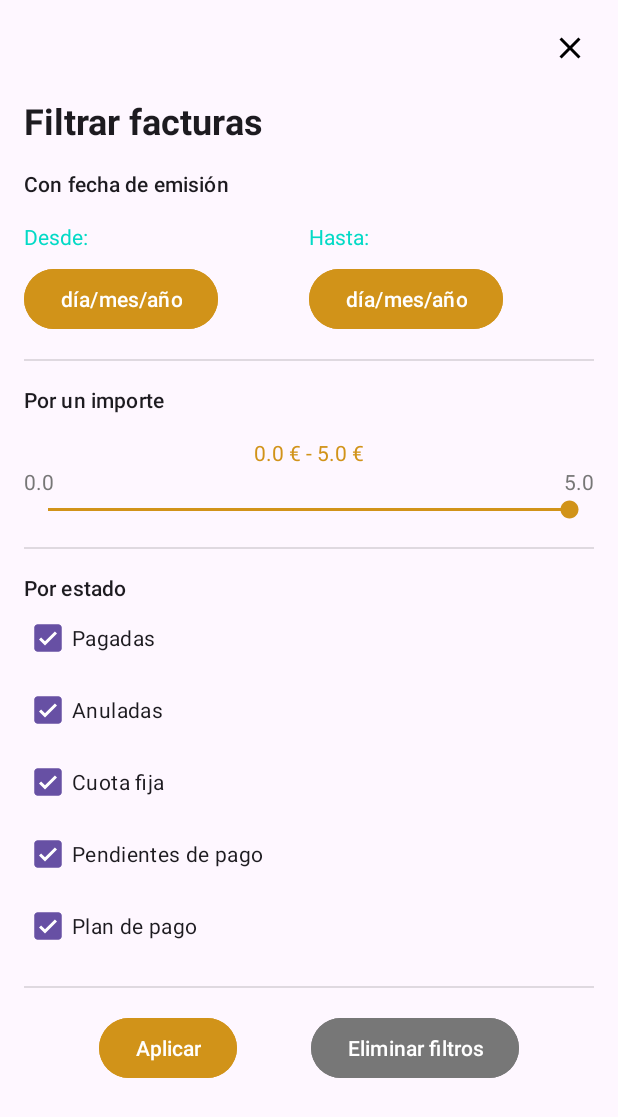
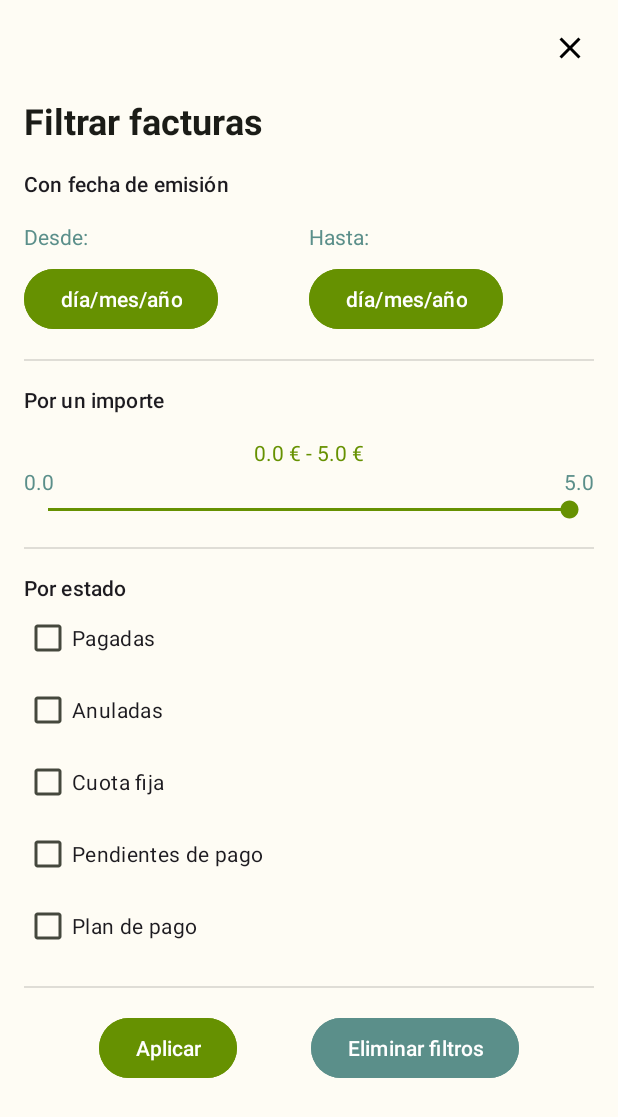
Before and after one commit to Juanma-Gutierrez/ProyectoViewnextKotlin, an Android app: the FilterFragment screen opened through its navigation route, after a tap on "Eliminar filtros", on a phone screen of 412 x 824 dp. Shown: the top 1117 px of the screen. Run offline under Robolectric (Android 15) with nearby library versions, the phone set to English and light mode, and no system bars; libraries missing offline, so code that uses them is left out: co.infinum.retromock; 3 statements that could not run were skipped; 2 other taps on this screen came first.

Commit message:
Add filter improvement

```diff
--- a/app/src/main/AndroidManifest.xml
+++ b/app/src/main/AndroidManifest.xml
@@ -12,7 +12,7 @@
         android:label="@string/app_name"
         android:roundIcon="@mipmap/ic_launcher_round"
         android:supportsRtl="true"
-        android:theme="@style/Theme.ProyectoViewnext"
+        android:theme="@style/AppTheme"
         tools:targetApi="31">
         <activity
             android:name=".ui.mainActivity.MainActivity"
--- a/app/src/main/java/com/viewnext/proyectoviewnext/data/models/Filter.kt
+++ b/app/src/main/java/com/viewnext/proyectoviewnext/data/models/Filter.kt
@@ -8,9 +8,9 @@ class Filter(
     var minAmount: Float = 0f,
     var maxAmount: Float = 0f,
     var selectedAmount: Int = 0,
-    var statusPaid: Boolean = true,
-    var statusCancelled: Boolean = true,
-    var statusFixedFee: Boolean = true,
-    var statusPendingPayment: Boolean = true,
-    var statusPaymentPlan: Boolean = true
+    var statusPaid: Boolean = false,
+    var statusCancelled: Boolean = false,
+    var statusFixedFee: Boolean = false,
+    var statusPendingPayment: Boolean = false,
+    var statusPaymentPlan: Boolean = false
 )
--- a/app/src/main/java/com/viewnext/proyectoviewnext/ui/filter/FilterFragment.kt
+++ b/app/src/main/java/com/viewnext/proyectoviewnext/ui/filter/FilterFragment.kt
@@ -83,7 +83,11 @@ class FilterFragment : Fragment() {
         binding.filterFrTvSelectedAmount.text =
             getSelectedAmount(
                 filterViewModel.getMinAmount().toString(),
-                filterViewModel.getSelectedAmount().toString()
+                if (filterViewModel.getSelectedAmount().toInt() == Integer.MAX_VALUE) {
+                    maxAmountProgressBar.toInt().toString()
+                } else {
+                    filterViewModel.getSelectedAmount().toString()
+                }
             )
         binding.filterFrCbPaid.isChecked = filterViewModel.getFilterPaid()
         binding.filterFrCbCancelled.isChecked = filterViewModel.getFilterCancelled()
--- a/app/src/main/java/com/viewnext/proyectoviewnext/ui/filter/FilterViewModel.kt
+++ b/app/src/main/java/com/viewnext/proyectoviewnext/ui/filter/FilterViewModel.kt
@@ -75,11 +75,11 @@ class FilterViewModel(application: Application) : AndroidViewModel(application)
         filterSvc.setFilterMinAmount(0f)
         filterSvc.setFilterMaxAmount(findMaxAmountProgressBar())
         filterSvc.setFilterSelectedAmount(findMaxAmountProgressBar())
-        filterSvc.setFilterPaid(true)
-        filterSvc.setFilterCancelled(true)
-        filterSvc.setFilterFixedFee(true)
-        filterSvc.setFilterPendingPayment(true)
-        filterSvc.setFilterPaymentPlan(true)
+        filterSvc.setFilterPaid(false)
+        filterSvc.setFilterCancelled(false)
+        filterSvc.setFilterFixedFee(false)
+        filterSvc.setFilterPendingPayment(false)
+        filterSvc.setFilterPaymentPlan(false)
     }
 
     private fun checkDate(date: String, context: Context): String {
--- a/app/src/main/res/layout/fragment_filter.xml
+++ b/app/src/main/res/layout/fragment_filter.xml
@@ -57,7 +57,7 @@
                 android:layout_height="wrap_content"
                 android:layout_marginTop="@dimen/general_padding"
                 android:text="@string/title_filterFrom"
-                android:textColor="@color/design_default_color_secondary"
+                android:textColor="@color/md_theme_light_tertiary"
                 app:layout_constraintStart_toStartOf="@+id/filterFr_tv_titleDate"
                 app:layout_constraintTop_toBottomOf="@+id/filterFr_tv_titleDate" />
 
@@ -66,7 +66,7 @@
                 android:layout_width="wrap_content"
                 android:layout_height="wrap_content"
                 android:text="@string/title_filterTo"
-                android:textColor="@color/design_default_color_secondary"
+                android:textColor="@color/md_theme_light_tertiary"
                 app:layout_constraintBottom_toBottomOf="@+id/filterFr_tv_titleDateFrom"
                 app:layout_constraintStart_toStartOf="@+id/filterFr_gl_guide50"
                 app:layout_constraintTop_toTopOf="@+id/filterFr_tv_titleDateFrom" />
@@ -76,7 +76,7 @@
                 android:layout_width="wrap_content"
                 android:layout_height="wrap_content"
                 android:layout_marginTop="@dimen/min_padding"
-                android:backgroundTint="@color/primary"
+                android:backgroundTint="@color/md_theme_light_primary"
                 android:text="@string/title_buttonDayMonthYear"
                 app:layout_constraintStart_toStartOf="@+id/filterFr_tv_titleDateFrom"
                 app:layout_constraintTop_toBottomOf="@+id/filterFr_tv_titleDateFrom" />
@@ -85,7 +85,7 @@
                 android:id="@+id/filterFr_bt_buttonTo"
                 android:layout_width="wrap_content"
                 android:layout_height="wrap_content"
-                android:backgroundTint="@color/primary"
+                android:backgroundTint="@color/md_theme_light_primary"
                 android:text="@string/title_buttonDayMonthYear"
                 app:layout_constraintBottom_toBottomOf="@+id/filterFr_bt_buttonFrom"
                 app:layout_constraintStart_toStartOf="@+id/filterFr_gl_guide50"
@@ -118,7 +118,7 @@
                 android:layout_height="wrap_content"
                 android:layout_marginTop="@dimen/general_padding"
                 android:text="@string/title_filterSelectedAmount"
-                android:textColor="@color/primary"
+                android:textColor="@color/md_theme_light_primary"
                 app:layout_constraintEnd_toEndOf="parent"
                 app:layout_constraintStart_toStartOf="parent"
                 app:layout_constraintTop_toBottomOf="@+id/filterFr_tv_titleAmount" />
@@ -128,7 +128,7 @@
                 android:layout_width="wrap_content"
                 android:layout_height="wrap_content"
                 android:text="@string/title_filterAmountMin"
-                android:textColor="@color/grey"
+                android:textColor="@color/md_theme_light_tertiary"
                 app:layout_constraintStart_toStartOf="@+id/filterFr_tv_titleAmount"
                 app:layout_constraintTop_toBottomOf="@+id/filterFr_tv_selectedAmount"
                 tools:text="0 €" />
@@ -138,19 +138,20 @@
                 android:layout_width="wrap_content"
                 android:layout_height="wrap_content"
                 android:text="@string/title_filterAmountMax"
-                android:textColor="@color/grey"
+                android:textColor="@color/md_theme_light_tertiary"
                 app:layout_constraintEnd_toEndOf="@+id/filterFr_sb_seekBarAmount"
                 app:layout_constraintTop_toTopOf="@+id/filterFr_tv_amountMin"
                 tools:text="300 €" />
+
 
             <SeekBar
                 android:id="@+id/filterFr_sb_seekBarAmount"
                 android:layout_width="match_parent"
                 android:layout_height="wrap_content"
+                android:progress="100"
                 android:progressBackgroundTint="@color/design_default_color_secondary"
-                android:progressTint="@color/primary"
-                android:thumbTint="@color/primary"
-                android:progress="100"
+                android:progressTint="@color/md_theme_light_primary"
+                android:thumbTint="@color/md_theme_light_primary"
                 app:layout_constraintEnd_toEndOf="parent"
                 app:layout_constraintStart_toStartOf="parent"
                 app:layout_constraintTop_toBottomOf="@+id/filterFr_tv_amountMin" />
@@ -190,6 +191,7 @@
                 android:id="@+id/filterFr_cb_cancelled"
                 android:layout_width="wrap_content"
                 android:layout_height="wrap_content"
+                android:checked="false"
                 android:text="@string/title_filterCancelled"
                 app:layout_constraintStart_toStartOf="@+id/filterFr_cb_paid"
                 app:layout_constraintTop_toBottomOf="@id/filterFr_cb_paid" />
@@ -199,6 +201,7 @@
                 android:id="@+id/filterFr_cb_fixedFee"
                 android:layout_width="wrap_content"
                 android:layout_height="wrap_content"
+                android:checked="false"
                 android:text="@string/title_filterFixedFee"
                 app:layout_constraintStart_toStartOf="@+id/filterFr_cb_cancelled"
                 app:layout_constraintTop_toBottomOf="@+id/filterFr_cb_cancelled" />
@@ -207,6 +210,7 @@
                 android:id="@+id/filterFr_cb_pendingPayment"
                 android:layout_width="wrap_content"
                 android:layout_height="wrap_content"
+                android:checked="false"
                 android:text="@string/title_filterPendingPayment"
                 app:layout_constraintStart_toStartOf="@+id/filterFr_cb_fixedFee"
                 app:layout_constraintTop_toBottomOf="@+id/filterFr_cb_fixedFee" />
@@ -215,6 +219,7 @@
                 android:id="@+id/filterFr_cb_paymentPlan"
                 android:layout_width="wrap_content"
                 android:layout_height="wrap_content"
+                android:checked="false"
                 android:text="@string/title_filterPaymentPlan"
                 app:layout_constraintStart_toStartOf="parent"
                 app:layout_constraintTop_toBottomOf="@+id/filterFr_cb_pendingPayment" />
@@ -235,7 +240,7 @@
                 android:layout_width="wrap_content"
                 android:layout_height="wrap_content"
                 android:layout_marginTop="@dimen/general_padding"
-                android:backgroundTint="@color/primary"
+                android:backgroundTint="@color/md_theme_light_primary"
                 android:text="@string/title_buttonApply"
                 app:layout_constraintEnd_toStartOf="@+id/filterFr_bt_buttonRemove"
                 app:layout_constraintStart_toStartOf="parent"
@@ -245,12 +250,13 @@
                 android:id="@+id/filterFr_bt_buttonRemove"
                 android:layout_width="wrap_content"
                 android:layout_height="wrap_content"
-                android:backgroundTint="@color/grey"
+                android:backgroundTint="@color/md_theme_light_tertiary"
                 android:text="@string/title_buttonRemoveFilters"
                 app:layout_constraintBottom_toBottomOf="@+id/filterFr_bt_buttonApply"
                 app:layout_constraintEnd_toEndOf="parent"
                 app:layout_constraintStart_toEndOf="@+id/filterFr_bt_buttonApply"
                 app:layout_constraintTop_toTopOf="@+id/filterFr_bt_buttonApply" />
+
         </androidx.constraintlayout.widget.ConstraintLayout>
     </LinearLayout>
 </FrameLayout>
--- a/app/src/main/res/layout/invoice_item.xml
+++ b/app/src/main/res/layout/invoice_item.xml
@@ -19,7 +19,7 @@
         android:id="@+id/invoiceItem_tv_status"
         android:layout_width="wrap_content"
         android:layout_height="wrap_content"
-        android:textColor="@color/warning"
+        android:textColor="@color/md_theme_light_error"
         app:layout_constraintStart_toStartOf="@id/invoiceItem_tv_date"
         app:layout_constraintTop_toBottomOf="@id/invoiceItem_tv_date"
         tools:text="Pendiente de pago"/>
@@ -43,7 +43,7 @@
         app:layout_constraintBottom_toBottomOf="@id/invoiceItem_tv_status"
         app:layout_constraintEnd_toEndOf="parent"
         app:layout_constraintTop_toTopOf="@id/invoiceItem_tv_date"
-        app:tint="@color/primary" />
+        app:tint="@color/md_theme_light_primary" />
 
     <View
         android:id="@+id/invoiceItem_vi_dividerItem"
--- a/app/src/main/res/layout/invoices_toolbar.xml
+++ b/app/src/main/res/layout/invoices_toolbar.xml
@@ -18,7 +18,7 @@
                 android:layout_width="wrap_content"
                 android:layout_height="wrap_content"
                 android:src="@drawable/baseline_arrow_back_ios_new_24"
-                app:tint="@color/primary"
+                app:tint="@color/md_theme_light_primary"
                 app:layout_constraintBottom_toBottomOf="parent"
                 app:layout_constraintStart_toStartOf="parent"
                 app:layout_constraintTop_toTopOf="parent" />
@@ -29,7 +29,7 @@
                 android:layout_height="wrap_content"
                 android:layout_marginStart="30dp"
                 android:text="@string/usage"
-                android:textColor="@color/primary"
+                android:textColor="@color/md_theme_light_primary"
                 app:layout_constraintBottom_toBottomOf="parent"
                 app:layout_constraintStart_toStartOf="parent"
                 app:layout_constraintTop_toTopOf="parent">
--- a/app/src/main/res/values-night/themes.xml
+++ b/app/src/main/res/values-night/themes.xml
@@ -1,7 +1,30 @@
-<resources xmlns:tools="http://schemas.android.com/tools">
-    <!-- Base application theme. -->
-    <style name="Base.Theme.ProyectoViewnext" parent="Theme.Material3.DayNight.NoActionBar">
-        <!-- Customize your dark theme here. -->
-        <!-- <item name="colorPrimary">@color/my_dark_primary</item> -->
+<resources>
+    <style name="AppTheme" parent="Theme.Material3.Light.NoActionBar">
+        <item name="colorPrimary">@color/md_theme_light_primary</item>
+        <item name="colorOnPrimary">@color/md_theme_light_onPrimary</item>
+        <item name="colorPrimaryContainer">@color/md_theme_light_primaryContainer</item>
+        <item name="colorOnPrimaryContainer">@color/md_theme_light_onPrimaryContainer</item>
+        <item name="colorSecondary">@color/md_theme_light_secondary</item>
+        <item name="colorOnSecondary">@color/md_theme_light_onSecondary</item>
+        <item name="colorSecondaryContainer">@color/md_theme_light_secondaryContainer</item>
+        <item name="colorOnSecondaryContainer">@color/md_theme_light_onSecondaryContainer</item>
+        <item name="colorTertiary">@color/md_theme_light_tertiary</item>
+        <item name="colorOnTertiary">@color/md_theme_light_onTertiary</item>
+        <item name="colorTertiaryContainer">@color/md_theme_light_tertiaryContainer</item>
+        <item name="colorOnTertiaryContainer">@color/md_theme_light_onTertiaryContainer</item>
+        <item name="colorError">@color/md_theme_light_error</item>
+        <item name="colorErrorContainer">@color/md_theme_light_errorContainer</item>
+        <item name="colorOnError">@color/md_theme_light_onError</item>
+        <item name="colorOnErrorContainer">@color/md_theme_light_onErrorContainer</item>
+        <item name="android:colorBackground">@color/md_theme_light_background</item>
+        <item name="colorOnBackground">@color/md_theme_light_onBackground</item>
+        <item name="colorSurface">@color/md_theme_light_surface</item>
+        <item name="colorOnSurface">@color/md_theme_light_onSurface</item>
+        <item name="colorSurfaceVariant">@color/md_theme_light_surfaceVariant</item>
+        <item name="colorOnSurfaceVariant">@color/md_theme_light_onSurfaceVariant</item>
+        <item name="colorOutline">@color/md_theme_light_outline</item>
+        <item name="colorOnSurfaceInverse">@color/md_theme_light_inverseOnSurface</item>
+        <item name="colorSurfaceInverse">@color/md_theme_light_inverseSurface</item>
+        <item name="colorPrimaryInverse">@color/md_theme_light_inversePrimary</item>
     </style>
 </resources>
--- a/app/src/main/res/values/colors.xml
+++ b/app/src/main/res/values/colors.xml
@@ -1,6 +1,64 @@
 <?xml version="1.0" encoding="utf-8"?>
 <resources>
-    <color name="primary">#D19319</color>
-    <color name="warning">#B30707</color>
-    <color name="grey">#777777</color>
+    <color name="seed">#96BB51</color>
+    <color name="md_theme_light_primary">#669101</color>
+    <color name="md_theme_light_onPrimary">#FFFFFF</color>
+    <color name="md_theme_light_primaryContainer">#C8F07F</color>
+    <color name="md_theme_light_onPrimaryContainer">#131F00</color>
+    <color name="md_theme_light_secondary">#596248</color>
+    <color name="md_theme_light_onSecondary">#FFFFFF</color>
+    <color name="md_theme_light_secondaryContainer">#DDE6C6</color>
+    <color name="md_theme_light_onSecondaryContainer">#171E0A</color>
+    <color name="md_theme_light_tertiary">#5B8F8A</color>
+    <color name="md_theme_light_onTertiary">#FFFFFF</color>
+    <color name="md_theme_light_tertiaryContainer">#BCECE5</color>
+    <color name="md_theme_light_onTertiaryContainer">#00201D</color>
+    <color name="md_theme_light_error">#BA1A1A</color>
+    <color name="md_theme_light_errorContainer">#FFDAD6</color>
+    <color name="md_theme_light_onError">#FFFFFF</color>
+    <color name="md_theme_light_onErrorContainer">#410002</color>
+    <color name="md_theme_light_background">#FEFCF4</color>
+    <color name="md_theme_light_onBackground">#1B1C17</color>
+    <color name="md_theme_light_surface">#FEFCF4</color>
+    <color name="md_theme_light_onSurface">#1B1C17</color>
+    <color name="md_theme_light_surfaceVariant">#E2E4D4</color>
+    <color name="md_theme_light_onSurfaceVariant">#45483D</color>
+    <color name="md_theme_light_outline">#75786B</color>
+    <color name="md_theme_light_inverseOnSurface">#F2F1E9</color>
+    <color name="md_theme_light_inverseSurface">#30312C</color>
+    <color name="md_theme_light_inversePrimary">#ADD366</color>
+    <color name="md_theme_light_shadow">#000000</color>
+    <color name="md_theme_light_surfaceTint">#496800</color>
+    <color name="md_theme_light_outlineVariant">#C6C8B9</color>
+    <color name="md_theme_light_scrim">#000000</color>
+    <color name="md_theme_dark_primary">#ADD366</color>
+    <color name="md_theme_dark_onPrimary">#243600</color>
+    <color name="md_theme_dark_primaryContainer">#364E00</color>
+    <color name="md_theme_dark_onPrimaryContainer">#C8F07F</color>
+    <color name="md_theme_dark_secondary">#C1CAAB</color>
+    <color name="md_theme_dark_onSecondary">#2B331D</color>
+    <color name="md_theme_dark_secondaryContainer">#424A32</color>
+    <color name="md_theme_dark_onSecondaryContainer">#DDE6C6</color>
+    <color name="md_theme_dark_tertiary">#A0D0C9</color>
+    <color name="md_theme_dark_onTertiary">#013733</color>
+    <color name="md_theme_dark_tertiaryContainer">#1F4E49</color>
+    <color name="md_theme_dark_onTertiaryContainer">#BCECE5</color>
+    <color name="md_theme_dark_error">#FFB4AB</color>
+    <color name="md_theme_dark_errorContainer">#93000A</color>
+    <color name="md_theme_dark_onError">#690005</color>
+    <color name="md_theme_dark_onErrorContainer">#FFDAD6</color>
+    <color name="md_theme_dark_background">#1B1C17</color>
+    <color name="md_theme_dark_onBackground">#E4E3DB</color>
+    <color name="md_theme_dark_surface">#1B1C17</color>
+    <color name="md_theme_dark_onSurface">#E4E3DB</color>
+    <color name="md_theme_dark_surfaceVariant">#45483D</color>
+    <color name="md_theme_dark_onSurfaceVariant">#C6C8B9</color>
+    <color name="md_theme_dark_outline">#8F9284</color>
+    <color name="md_theme_dark_inverseOnSurface">#1B1C17</color>
+    <color name="md_theme_dark_inverseSurface">#E4E3DB</color>
+    <color name="md_theme_dark_inversePrimary">#496800</color>
+    <color name="md_theme_dark_shadow">#000000</color>
+    <color name="md_theme_dark_surfaceTint">#ADD366</color>
+    <color name="md_theme_dark_outlineVariant">#45483D</color>
+    <color name="md_theme_dark_scrim">#000000</color>
 </resources>
--- a/app/src/main/res/values/themes.xml
+++ b/app/src/main/res/values/themes.xml
@@ -1,9 +1,30 @@
-<resources xmlns:tools="http://schemas.android.com/tools">
-    <!-- Base application theme. -->
-    <style name="Base.Theme.ProyectoViewnext" parent="Theme.Material3.DayNight.NoActionBar">
-        <!-- Customize your light theme here. -->
-        <!-- <item name="colorPrimary">@color/my_light_primary</item> -->
+<resources>
+    <style name="AppTheme" parent="Theme.Material3.Light.NoActionBar">
+        <item name="colorPrimary">@color/md_theme_light_primary</item>
+        <item name="colorOnPrimary">@color/md_theme_light_onPrimary</item>
+        <item name="colorPrimaryContainer">@color/md_theme_light_primaryContainer</item>
+        <item name="colorOnPrimaryContainer">@color/md_theme_light_onPrimaryContainer</item>
+        <item name="colorSecondary">@color/md_theme_light_secondary</item>
+        <item name="colorOnSecondary">@color/md_theme_light_onSecondary</item>
+        <item name="colorSecondaryContainer">@color/md_theme_light_secondaryContainer</item>
+        <item name="colorOnSecondaryContainer">@color/md_theme_light_onSecondaryContainer</item>
+        <item name="colorTertiary">@color/md_theme_light_tertiary</item>
+        <item name="colorOnTertiary">@color/md_theme_light_onTertiary</item>
+        <item name="colorTertiaryContainer">@color/md_theme_light_tertiaryContainer</item>
+        <item name="colorOnTertiaryContainer">@color/md_theme_light_onTertiaryContainer</item>
+        <item name="colorError">@color/md_theme_light_error</item>
+        <item name="colorErrorContainer">@color/md_theme_light_errorContainer</item>
+        <item name="colorOnError">@color/md_theme_light_onError</item>
+        <item name="colorOnErrorContainer">@color/md_theme_light_onErrorContainer</item>
+        <item name="android:colorBackground">@color/md_theme_light_background</item>
+        <item name="colorOnBackground">@color/md_theme_light_onBackground</item>
+        <item name="colorSurface">@color/md_theme_light_surface</item>
+        <item name="colorOnSurface">@color/md_theme_light_onSurface</item>
+        <item name="colorSurfaceVariant">@color/md_theme_light_surfaceVariant</item>
+        <item name="colorOnSurfaceVariant">@color/md_theme_light_onSurfaceVariant</item>
+        <item name="colorOutline">@color/md_theme_light_outline</item>
+        <item name="colorOnSurfaceInverse">@color/md_theme_light_inverseOnSurface</item>
+        <item name="colorSurfaceInverse">@color/md_theme_light_inverseSurface</item>
+        <item name="colorPrimaryInverse">@color/md_theme_light_inversePrimary</item>
     </style>
-
-    <style name="Theme.ProyectoViewnext" parent="Base.Theme.ProyectoViewnext" />
 </resources>
```
Also changed, not shown: app/src/main/java/com/viewnext/proyectoviewnext/ui/filter/FilterService.kt (+5 -5 lines), app/src/main/java/com/viewnext/proyectoviewnext/ui/invoices/InvoicesViewModel.kt (+26 -8 lines).
